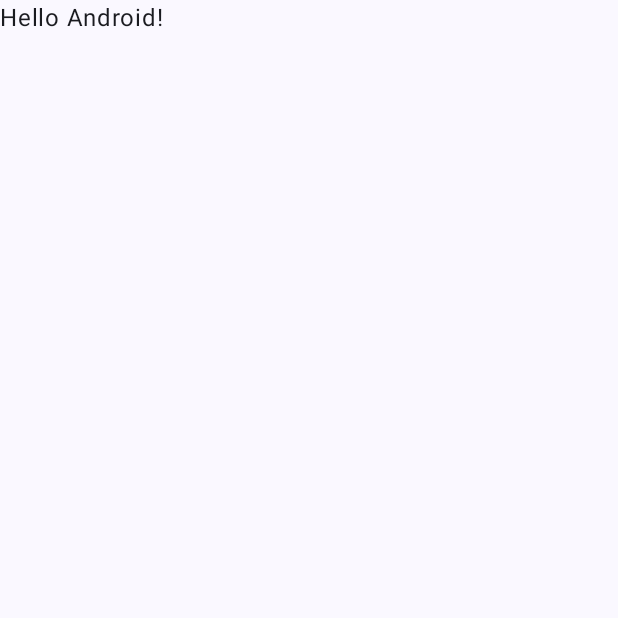
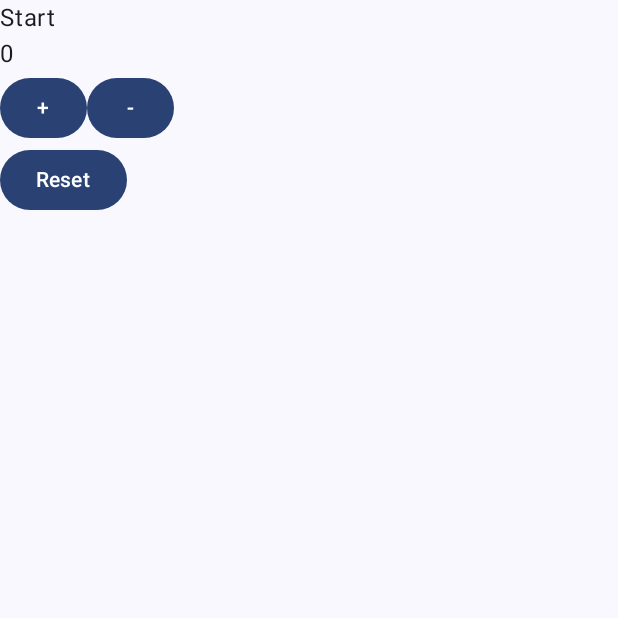
Before and after one commit to joakimsjostedt/android1, an Android app built with Jetpack Compose: the screen it shows after launch (MainActivity), on a phone screen of 412 x 824 dp, the top half of it. Before the commit the part shown is almost empty. Run offline under Robolectric (Android 15) with nearby library versions, the phone set to English and light mode, and no system bars.

Commit message:
Uppgift1 android

```diff
--- a/app/src/main/java/com/example/myapplication/MainActivity.kt
+++ b/app/src/main/java/com/example/myapplication/MainActivity.kt
@@ -3,35 +3,75 @@ package com.example.myapplication
 import android.os.Bundle
 import androidx.activity.ComponentActivity
 import androidx.activity.compose.setContent
+import androidx.compose.foundation.background
+import androidx.compose.foundation.layout.Column
+import androidx.compose.foundation.layout.Row
 import androidx.compose.foundation.layout.fillMaxSize
+import androidx.compose.foundation.layout.height
+import androidx.compose.material3.Button
 import androidx.compose.material3.MaterialTheme
 import androidx.compose.material3.Surface
 import androidx.compose.material3.Text
 import androidx.compose.runtime.Composable
+import androidx.compose.runtime.getValue
+import androidx.compose.runtime.mutableStateOf
+import androidx.compose.runtime.remember
+import androidx.compose.runtime.setValue
 import androidx.compose.ui.Modifier
+import androidx.compose.ui.graphics.Color
 import androidx.compose.ui.tooling.preview.Preview
+import androidx.compose.ui.unit.dp
 import com.example.myapplication.ui.theme.MyApplicationTheme
 
 class MainActivity : ComponentActivity() {
     override fun onCreate(savedInstanceState: Bundle?) {
         super.onCreate(savedInstanceState)
         setContent {
+
             MyApplicationTheme {
                 // A surface container using the 'background' color from the theme
                 Surface(modifier = Modifier.fillMaxSize(), color = MaterialTheme.colorScheme.background) {
-                    Greeting("Android")
+                    Greeting("banan")
                 }
             }
+
         }
     }
 }
 
 @Composable
 fun Greeting(name: String, modifier: Modifier = Modifier) {
-    Text(
-            text = "Hello $name!",
+    var counter by remember { mutableStateOf(0) }
+    Column {
+        Text(
+            text = "Start",
             modifier = modifier
-    )
+        )
+        Text(
+            text = "$counter",
+            modifier = modifier
+        )
+
+        Row {
+            Button(onClick = {
+                counter++
+            }) {
+                Text(text = "+")
+            }
+
+            Button(onClick = {
+                counter--
+            }) {
+                Text(text = "-")
+            }
+        }
+
+        Button(onClick = {
+            counter = 0
+        }) {
+            Text(text = "Reset")
+        }
+    }
 }
 
 @Preview(showBackground = true)
```
